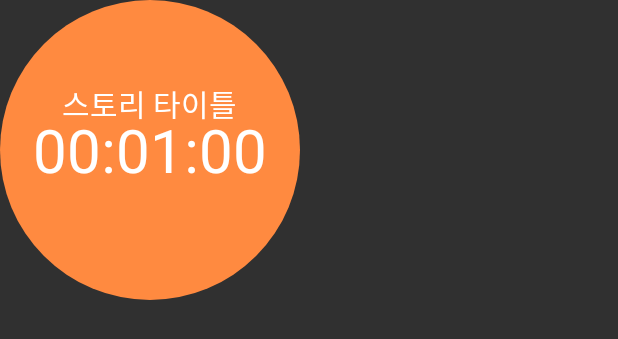
After one commit to sooheekim96/Oorstory_application, an Android app: the layout activity_stop_watch_floating_view.xml on its own in the app's theme, with its tools: preview values and no code run, on a phone screen of 412 x 824 dp. The commit adds this screen. Shown: the top 339 px of the screen. Run offline under Robolectric (Android 15) with nearby library versions, the phone set to English and light mode, and no system bars.

Commit message:
[#1] floatingWindow UI 및 StoryActivity와 연결

```diff
--- /dev/null
+++ b/app/src/main/res/drawable/drawble_circle_orange.xml
@@ -0,0 +1,12 @@
+<?xml version="1.0" encoding="utf-8"?>
+<shape
+    xmlns:android="http://schemas.android.com/apk/res/android"
+    android:shape="oval">
+
+    <solid
+        android:color="#ff8a40"/>
+
+    <size
+        android:width="120dp"
+        android:height="120dp"/>
+</shape>
--- /dev/null
+++ b/app/src/main/res/layout/activity_stop_watch_floating_view.xml
@@ -0,0 +1,41 @@
+<?xml version="1.0" encoding="utf-8"?>
+<FrameLayout xmlns:android="http://schemas.android.com/apk/res/android"
+    xmlns:tools="http://schemas.android.com/tools"
+    android:layout_width="wrap_content"
+    android:layout_height="wrap_content">
+
+
+    <RelativeLayout
+            android:id="@+id/layoutCollapsed"
+            android:layout_width="wrap_content"
+            android:layout_height="wrap_content"
+            android:orientation="vertical"
+            android:visibility="visible">
+
+            <ImageView
+                android:id="@+id/collapsed_iv"
+                android:layout_width="200dp"
+                android:layout_height="200dp"
+                android:src="@drawable/drawble_circle_orange" />
+
+        <TextView
+            android:id="@+id/storyTitle"
+            android:layout_width="wrap_content"
+            android:layout_height="wrap_content"
+            android:layout_centerHorizontal="true"
+            android:layout_below="@id/textViewTime"
+            android:text="스토리 타이틀"
+            android:textColor="@color/colorWhite"
+            android:textSize="20sp" />
+
+        <TextView
+                android:id="@+id/textViewTime"
+                android:layout_width="wrap_content"
+                android:layout_height="wrap_content"
+                android:layout_centerInParent="true"
+                android:text="00:01:00"
+                android:textColor="@color/colorWhite"
+                android:textSize="40sp" />
+
+    </RelativeLayout>
+</FrameLayout>
--- a/app/src/main/res/values/colors.xml
+++ b/app/src/main/res/values/colors.xml
@@ -7,5 +7,6 @@
     <color name="colorCategoryNonClick">#FFF</color>
     <color name="colorBackground">#151B29</color>
     <color name="colorYellow">#F5FA55</color>
+    <color name="colorWhite">#FFFFFF</color>
 
 </resources>
```
Also changed, not shown: app/src/main/AndroidManifest.xml (+7 -2 lines), app/src/main/java/com/example/oorstory/StoryActivity.java (+19 -5 lines), app/src/main/java/com/example/oorstory/stopWatchFloatingView.java (added, +69 -0 lines).
